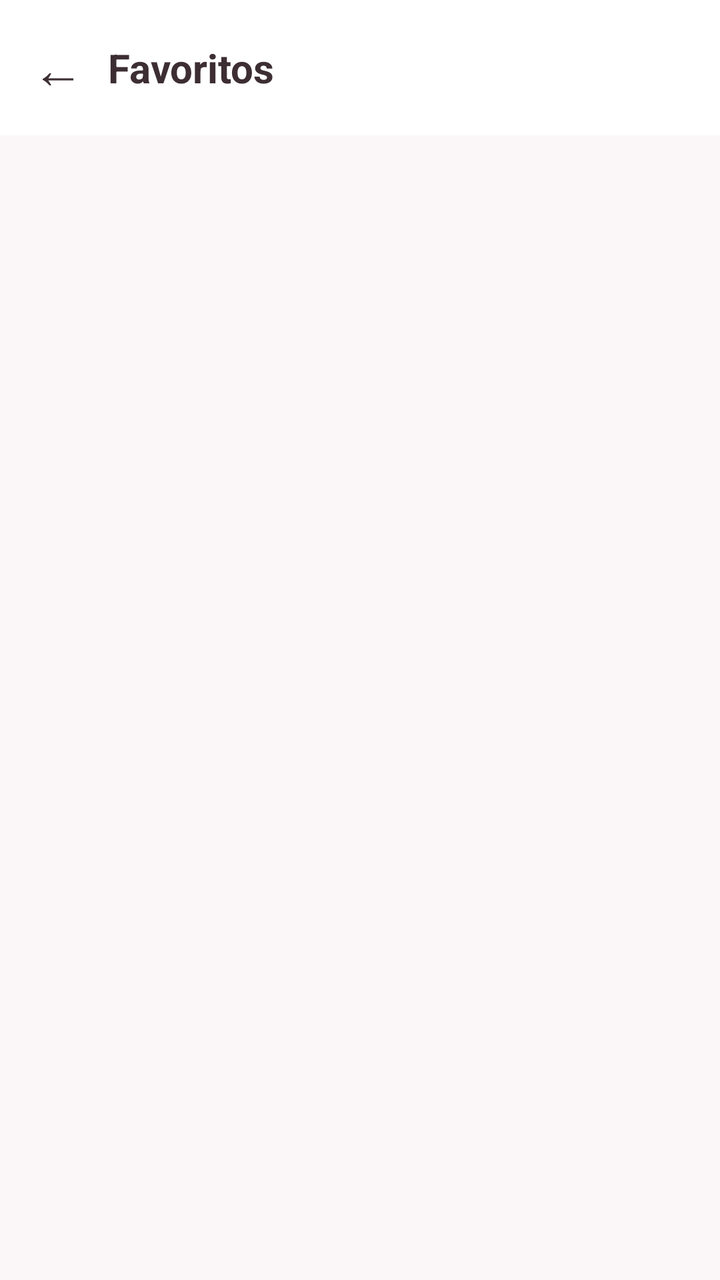
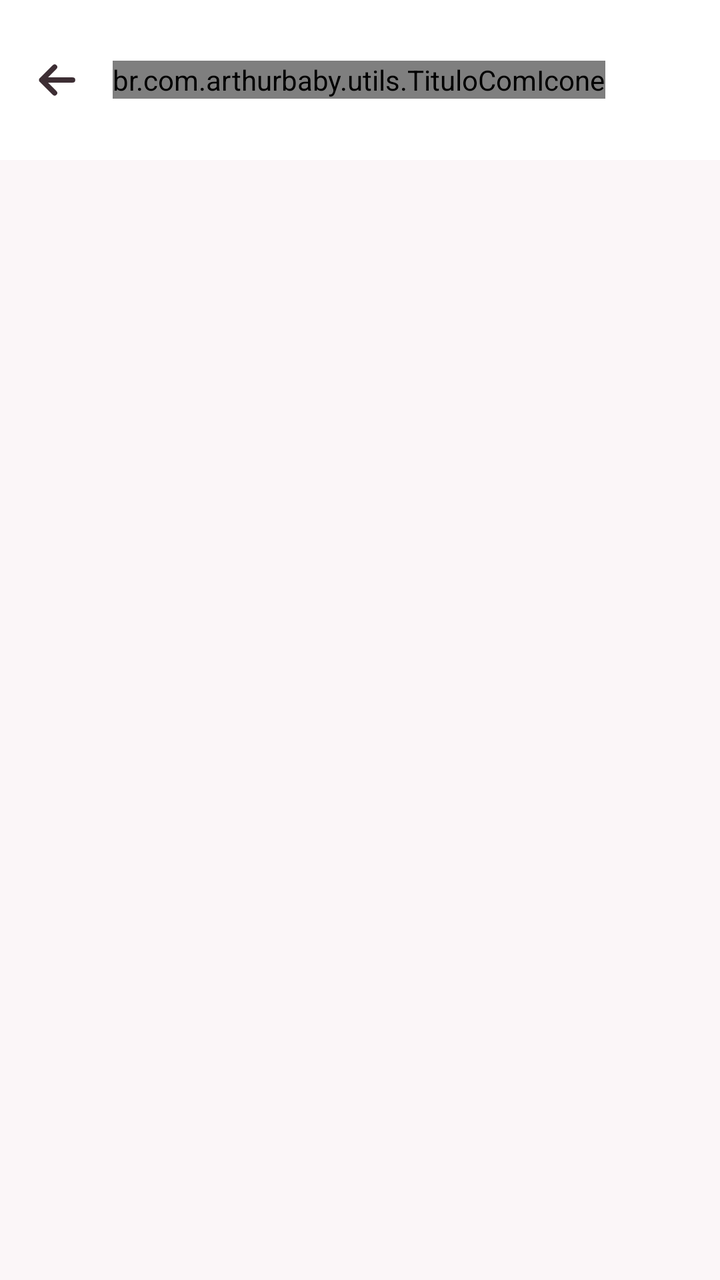

The first picture is an Android layout as it rendered before a commit; the second is the same layout after the commit. The layout source and the unified diff follow.
<!-- AndroidManifest.xml: application theme Theme.ArthurBaby -->
<!-- res/layout/fragment_favoritos.xml -->
<?xml version="1.0" encoding="utf-8"?>
<LinearLayout xmlns:android="http://schemas.android.com/apk/res/android"
    xmlns:app="http://schemas.android.com/apk/res-auto"
    android:layout_width="match_parent"
    android:layout_height="match_parent"
    android:orientation="vertical"
    android:background="@color/fundo_claro">

    
    <LinearLayout
        android:layout_width="match_parent"
        android:layout_height="wrap_content"
        android:orientation="horizontal"
        android:gravity="center_vertical"
        android:padding="16dp"
        android:background="@color/branco">

        <TextView
            android:id="@+id/btnVoltar"
            android:layout_width="wrap_content"
            android:layout_height="wrap_content"
            android:text="←"
            android:textSize="26sp"
            android:textColor="@color/texto_primario"
            android:paddingEnd="12dp" />

        <TextView
            android:layout_width="0dp"
            android:layout_height="wrap_content"
            android:layout_weight="1"
            android:text="Favoritos"
            android:textSize="20sp"
            android:textStyle="bold"
            android:textColor="@color/texto_primario" />
    </LinearLayout>

    
    <ProgressBar
        android:id="@+id/progressBar"
        android:layout_width="48dp"
        android:layout_height="48dp"
        android:layout_gravity="center_horizontal"
        android:layout_marginTop="60dp"
        android:indeterminateTint="@color/rosa_arthur"
        android:visibility="gone" />

    
    <LinearLayout
        android:id="@+id/tvVazio"
        android:layout_width="match_parent"
        android:layout_height="wrap_content"
        android:orientation="vertical"
        android:gravity="center"
        android:paddingTop="60dp"
        android:paddingHorizontal="32dp"
        android:visibility="gone">

        <FrameLayout
            android:layout_width="120dp"
            android:layout_height="120dp"
            android:background="@drawable/bg_circulo_empty">

            <ImageView
                android:layout_width="56dp"
                android:layout_height="56dp"
                android:layout_gravity="center"
                android:src="@drawable/ic_favorito"
                app:tint="@color/rosa_arthur"
                android:contentDescription="Sem favoritos" />
        </FrameLayout>

        <TextView
            android:id="@+id/tvVazioTitulo"
            android:layout_width="wrap_content"
            android:layout_height="wrap_content"
            android:text="Você ainda não tem favoritos"
            android:textColor="@color/texto_primario"
            android:textStyle="bold"
            android:textSize="18sp"
            android:layout_marginTop="20dp" />

        <TextView
            android:layout_width="wrap_content"
            android:layout_height="wrap_content"
            android:text="Toque no ♡ dos produtos que você mais gostou"
            android:textColor="@color/cinza_medio"
            android:textSize="14sp"
            android:gravity="center"
            android:layout_marginTop="6dp" />
    </LinearLayout>

    
    <androidx.recyclerview.widget.RecyclerView
        android:id="@+id/rvFavoritos"
        android:layout_width="match_parent"
        android:layout_height="match_parent"
        android:padding="10dp"
        android:clipToPadding="false"
        android:visibility="gone" />
</LinearLayout>
<!-- resources referenced by this layout -->
<resources>
  <color name="branco">#FFFFFF</color>
  <color name="cinza_medio">#7A626B</color>
  <color name="fundo_claro">#FBF6F8</color>
  <color name="rosa_arthur">#ED83A4</color>
  <color name="texto_primario">#3D2E34</color>
  <!-- drawable bg_circulo_empty (drawable) -->
  <?xml version="1.0" encoding="utf-8"?>
  <shape xmlns:android="http://schemas.android.com/apk/res/android"
      android:shape="oval">
      <solid android:color="@color/rosa_suave" />
  </shape>
  <!-- drawable ic_favorito (drawable) -->
  <vector xmlns:android="http://schemas.android.com/apk/res/android"
      android:width="24dp"
      android:height="24dp"
      android:viewportWidth="24"
      android:viewportHeight="24">
      <path
          android:fillColor="#FF000000"
          android:pathData="M16.5,3c-1.74,0 -3.41,0.81 -4.5,2.09C10.91,3.81 9.24,3 7.5,3 4.42,3 2,5.42 2,8.5c0,3.78 3.4,6.86 8.55,11.54L12,21.35l1.45,-1.32C18.6,15.36 22,12.28 22,8.5 22,5.42 19.58,3 16.5,3zM12.1,18.55l-0.1,0.1 -0.1,-0.1C7.14,14.24 4,11.39 4,8.5 4,6.5 5.5,5 7.5,5c1.54,0 3.04,0.99 3.57,2.36h1.87C13.46,5.99 14.96,5 16.5,5c2,0 3.5,1.5 3.5,3.5 0,2.89 -3.14,5.74 -7.9,10.05z"/>
  </vector>
  <style name="Theme.ArthurBaby" parent="Theme.MaterialComponents.DayNight.NoActionBar">
          <item name="colorPrimary">@color/verde_arthur</item>
          <item name="colorPrimaryVariant">@color/verde_escuro</item>
          <item name="colorOnPrimary">@color/branco</item>
          <item name="colorSecondary">@color/rosa_arthur</item>
          <item name="colorSecondaryVariant">@color/rosa_escuro</item>
          <item name="colorOnSecondary">@color/branco</item>
          <item name="android:statusBarColor">@color/verde_arthur</item>
          <item name="android:windowBackground">@color/fundo_claro</item>
          <item name="android:navigationBarColor">@color/branco</item>
          <item name="colorSurface">@color/branco</item>
          <item name="colorOnSurface">@color/texto_primario</item>
  
          
          <item name="android:windowLightStatusBar">false</item>
          <item name="android:windowLightNavigationBar">true</item>
      </style>
  <color name="rosa_suave">#FDF0F4</color>
  <color name="verde_arthur">#37B6B0</color>
  <color name="verde_escuro">#2A8F8A</color>
  <color name="rosa_escuro">#D56586</color>
</resources>

<!-- the commit's change to res/layout/fragment_favoritos.xml (unified diff, before → after) -->
@@ -15,23 +15,28 @@
         android:padding="16dp"
         android:background="@color/branco">
 
-        <TextView
+        <ImageButton
             android:id="@+id/btnVoltar"
+            style="@style/BotaoVoltar"
+            app:tint="@color/texto_primario" />
+
+        <br.com.arthurbaby.utils.TituloComIcone
             android:layout_width="wrap_content"
             android:layout_height="wrap_content"
-            android:text="←"
-            android:textSize="26sp"
-            android:textColor="@color/texto_primario"
-            android:paddingEnd="12dp" />
-
-        <TextView
-            android:layout_width="0dp"
-            android:layout_height="wrap_content"
-            android:layout_weight="1"
             android:text="Favoritos"
             android:textSize="20sp"
             android:textStyle="bold"
-            android:textColor="@color/texto_primario" />
+            android:textColor="@color/texto_primario"
+            app:iconeTitulo="@drawable/ic_favorito" />
+
+
+        <Space
+
+            android:layout_width="0dp"
+
+            android:layout_height="1dp"
+
+            android:layout_weight="1" />
     </LinearLayout>
 
     
<!-- resource entries referenced after the edit -->
@@ -21,6 +21,19 @@
           android:fillColor="#FF000000"
           android:pathData="M16.5,3c-1.74,0 -3.41,0.81 -4.5,2.09C10.91,3.81 9.24,3 7.5,3 4.42,3 2,5.42 2,8.5c0,3.78 3.4,6.86 8.55,11.54L12,21.35l1.45,-1.32C18.6,15.36 22,12.28 22,8.5 22,5.42 19.58,3 16.5,3zM12.1,18.55l-0.1,0.1 -0.1,-0.1C7.14,14.24 4,11.39 4,8.5 4,6.5 5.5,5 7.5,5c1.54,0 3.04,0.99 3.57,2.36h1.87C13.46,5.99 14.96,5 16.5,5c2,0 3.5,1.5 3.5,3.5 0,2.89 -3.14,5.74 -7.9,10.05z"/>
   </vector>
+  <style name="BotaoVoltar">
+          <item name="android:layout_width">48dp</item>
+          <item name="android:layout_height">48dp</item>
+          <item name="android:layout_marginStart">-12dp</item>
+          <item name="android:layout_marginEnd">4dp</item>
+          <item name="android:padding">12dp</item>
+          <item name="android:scaleType">fitCenter</item>
+          <item name="android:src">@drawable/ic_voltar</item>
+          <item name="tint">@color/texto_primario</item>
+          <item name="android:background">?attr/selectableItemBackgroundBorderless</item>
+          <item name="android:contentDescription">Voltar</item>
+          <item name="android:tooltipText">Voltar</item>
+      </style>
   <style name="Theme.ArthurBaby" parent="Theme.MaterialComponents.DayNight.NoActionBar">
           <item name="colorPrimary">@color/verde_arthur</item>
           <item name="colorPrimaryVariant">@color/verde_escuro</item>
@@ -39,6 +52,20 @@
           <item name="android:windowLightNavigationBar">true</item>
       </style>
   <color name="rosa_suave">#FDF0F4</color>
+  <!-- drawable ic_voltar (drawable) -->
+  <?xml version="1.0" encoding="utf-8"?>
+  <vector xmlns:android="http://schemas.android.com/apk/res/android"
+      android:width="24dp"
+      android:height="24dp"
+      android:viewportWidth="24"
+      android:viewportHeight="24">
+      <path
+          android:pathData="M20,12H4.5M11,5.5L4.5,12L11,18.5"
+          android:strokeColor="#FF000000"
+          android:strokeWidth="2.6"
+          android:strokeLineCap="round"
+          android:strokeLineJoin="round" />
+  </vector>
   <color name="verde_arthur">#37B6B0</color>
   <color name="verde_escuro">#2A8F8A</color>
   <color name="rosa_escuro">#D56586</color>
